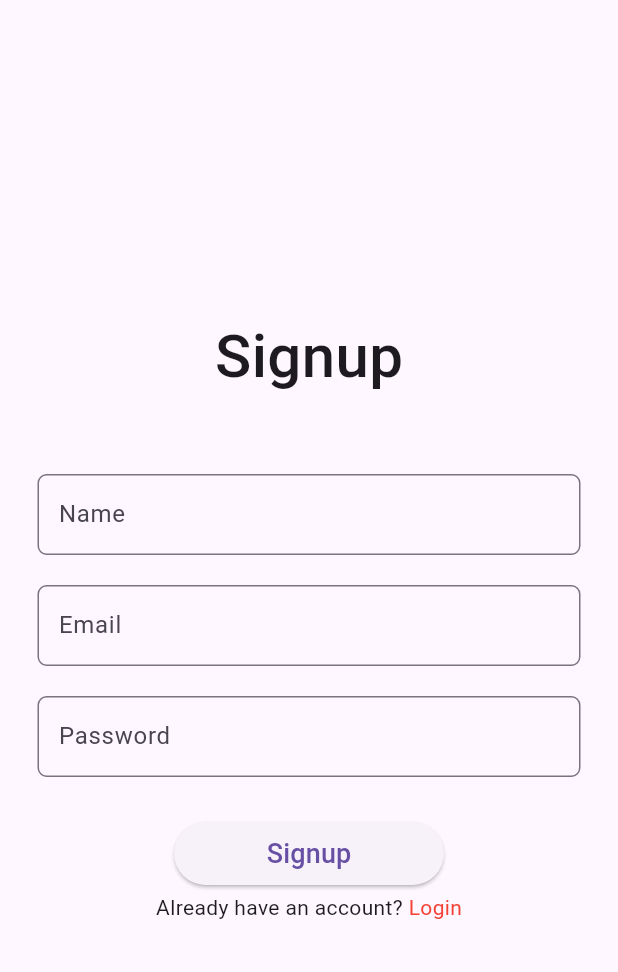
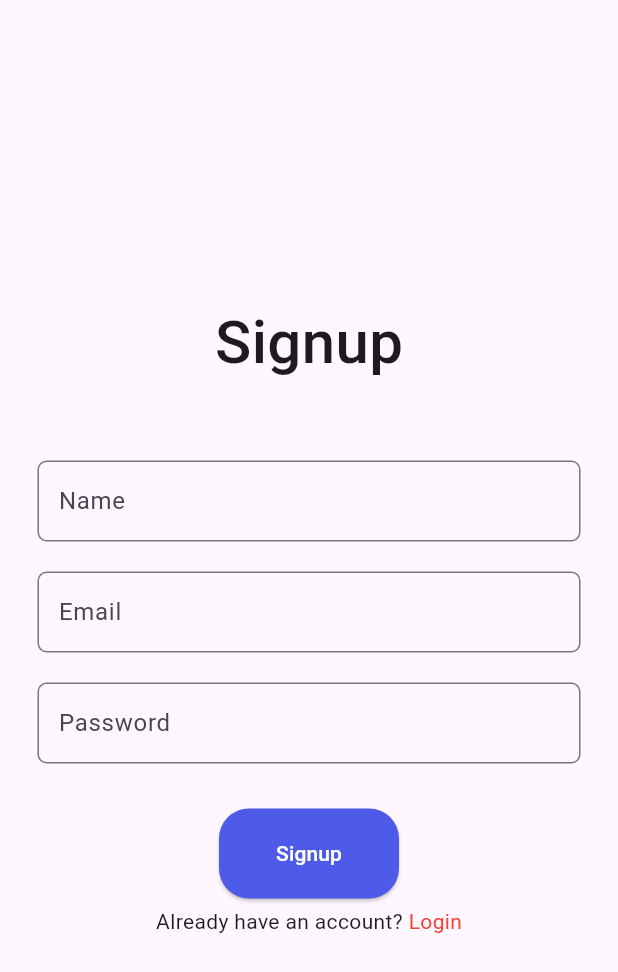
Before and after one commit to achrefGT/to_do_app, a Flutter app: the screen it shows after launch, after a tap on "Signup", on a phone screen of 412 x 824 dp. Shown: the top 972 px of the screen. Run offline on Flutter 3.47's test engine with Material 3 defaults, Android fonts, the phone set to English and light mode, and no system bars; our stand-ins replace cloud_firestore, date_picker_timeline, firebase_auth, firebase_core, flutter_local_notifications, flutter_riverpod and 6 more; accounts and stored records are empty.

```diff
--- a/lib/auth/signup_screen.dart
+++ /dev/null
@@ -1,101 +0,0 @@
-import 'dart:developer';
-
-import 'package:to_do_app/auth/auth_service.dart';
-import 'package:to_do_app/auth/login_screen.dart';
-import 'package:to_do_app/ui/home_page.dart';
-import 'package:to_do_app/ui/widgets/auth_button.dart';
-import 'package:to_do_app/ui/widgets/textfield.dart';
-import 'package:flutter/material.dart';
-
-class SignupScreen extends StatefulWidget {
-  const SignupScreen({super.key});
-
-  @override
-  State<SignupScreen> createState() => _SignupScreenState();
-}
-
-class _SignupScreenState extends State<SignupScreen> {
-  final _auth = AuthService();
-
-  final _name = TextEditingController();
-  final _email = TextEditingController();
-  final _password = TextEditingController();
-
-  @override
-  void dispose() {
-    super.dispose();
-    _name.dispose();
-    _email.dispose();
-    _password.dispose();
-  }
-
-  @override
-  Widget build(BuildContext context) {
-    return Scaffold(
-      body: Padding(
-        padding: const EdgeInsets.symmetric(horizontal: 25),
-        child: Column(
-          children: [
-            const Spacer(),
-            const Text("Signup",
-                style: TextStyle(fontSize: 40, fontWeight: FontWeight.w500)),
-            const SizedBox(
-              height: 50,
-            ),
-            CustomTextField(
-              hint: "Enter Name",
-              label: "Name",
-              controller: _name,
-            ),
-            const SizedBox(height: 20),
-            CustomTextField(
-              hint: "Enter Email",
-              label: "Email",
-              controller: _email,
-            ),
-            const SizedBox(height: 20),
-            CustomTextField(
-              hint: "Enter Password",
-              label: "Password",
-              isPassword: true,
-              controller: _password,
-            ),
-            const SizedBox(height: 30),
-            CustomButton (
-              label: "Signup",
-              onPressed: _signup,
-            ),
-            const SizedBox(height: 5),
-            Row(mainAxisAlignment: MainAxisAlignment.center, children: [
-              const Text("Already have an account? "),
-              InkWell(
-                onTap: () => goToLogin(context),
-                child: const Text("Login", style: TextStyle(color: Colors.red)),
-              )
-            ]),
-            const Spacer()
-          ],
-        ),
-      ),
-    );
-  }
-
-  goToLogin(BuildContext context) => Navigator.push(
-    context,
-    MaterialPageRoute(builder: (context) => const LoginScreen()),
-  );
-
-  goToHome(BuildContext context) => Navigator.push(
-    context,
-    MaterialPageRoute(builder: (context) => const HomePageUi()),
-  );
-
-  _signup() async {
-    final user =
-    await _auth.createUserWithEmailAndPassword(_email.text, _password.text);
-    if (user != null) {
-      log("User Created Succesfully");
-      goToHome(context);
-    }
-  }
-}
--- a/lib/main.dart
+++ b/lib/main.dart
@@ -9,7 +9,7 @@ import 'package:to_do_app/ui/theme.dart';
 import 'package:firebase_core/firebase_core.dart';
 
 
-import 'auth/login_screen.dart';
+import 'ui/login_screen.dart';
 import 'ui/home_page.dart';
 
 void main() async {
--- a/lib/ui/home_page.dart
+++ b/lib/ui/home_page.dart
@@ -11,8 +11,8 @@ import 'package:to_do_app/services/notification_services.dart';
 import 'package:to_do_app/ui/theme.dart';
 import 'package:to_do_app/ui/widgets/button.dart';
 
-import '../auth/auth_service.dart';
-import '../auth/login_screen.dart';
+import '../services/auth_service.dart';
+import 'login_screen.dart';
 import '../models/task.dart';
 import 'add_task_bar.dart';
 import 'widgets/task_tile.dart';
--- /dev/null
+++ b/lib/ui/login_screen.dart
@@ -0,0 +1,108 @@
+import 'dart:developer';
+
+import 'package:flutter/material.dart';
+import 'package:flutter_riverpod/flutter_riverpod.dart';
+import 'package:to_do_app/services/auth_service.dart';
+import 'package:to_do_app/ui/signup_screen.dart';
+import 'package:to_do_app/controllers/task_controller.dart';
+import 'package:to_do_app/ui/home_page.dart';
+import 'package:to_do_app/ui/widgets/auth_button.dart';
+import 'package:to_do_app/ui/widgets/textfield.dart';
+
+class LoginScreen extends ConsumerStatefulWidget {
+  const LoginScreen({Key? key}) : super(key: key);
+
+  @override
+  _LoginScreenState createState() => _LoginScreenState();
+}
+
+class _LoginScreenState extends ConsumerState<LoginScreen> {
+  final _auth = AuthService();
+
+  final _email = TextEditingController();
+  final _password = TextEditingController();
+
+  @override
+  void dispose() {
+    _email.dispose();
+    _password.dispose();
+    super.dispose();
+  }
+
+  @override
+  Widget build(BuildContext context) {
+    return Scaffold(
+      body: Padding(
+        padding: const EdgeInsets.symmetric(horizontal: 25),
+        child: Column(
+          children: [
+            const Spacer(),
+            const Text(
+              "Login",
+              style: TextStyle(fontSize: 40, fontWeight: FontWeight.w500),
+            ),
+            const SizedBox(height: 50),
+            CustomTextField(
+              hint: "Enter Email",
+              label: "Email",
+              controller: _email,
+            ),
+            const SizedBox(height: 20),
+            CustomTextField(
+              hint: "Enter Password",
+              label: "Password",
+              controller: _password,
+            ),
+            const SizedBox(height: 30),
+            CustomButton(
+              label: "Login",
+              onPressed: _login,
+            ),
+            const SizedBox(height: 5),
+            Row(
+              mainAxisAlignment: MainAxisAlignment.center,
+              children: [
+                const Text("Already have an account? "),
+                InkWell(
+                  onTap: () => goToSignup(context),
+                  child: const Text(
+                    "Signup",
+                    style: TextStyle(color: Colors.red),
+                  ),
+                )
+              ],
+            ),
+            const Spacer(),
+          ],
+        ),
+      ),
+    );
+  }
+
+  void goToSignup(BuildContext context) {
+    Navigator.push(
+      context,
+      MaterialPageRoute(builder: (context) => const SignupScreen()),
+    );
+  }
+
+  void goToHome(BuildContext context) {
+    Navigator.push(
+      context,
+      MaterialPageRoute(builder: (context) => const HomePageUi()),
+    );
+  }
+
+  void _login() async {
+    final user = await _auth.loginUserWithEmailAndPassword(
+      _email.text,
+      _password.text,
+    );
+
+    if (user != null) {
+      await ref.refresh(getTasksController);
+      log("User Logged In");
+      goToHome(context);
+    }
+  }
+}
--- a/lib/auth/login_screen.dart
+++ b/lib/ui/signup_screen.dart
@@ -2,28 +2,30 @@ import 'dart:developer';
 
 import 'package:flutter/material.dart';
 import 'package:flutter_riverpod/flutter_riverpod.dart';
-import 'package:to_do_app/auth/auth_service.dart';
-import 'package:to_do_app/auth/signup_screen.dart';
-import 'package:to_do_app/controllers/task_controller.dart';
+import 'package:to_do_app/services/auth_service.dart';
+import 'package:to_do_app/ui/login_screen.dart';
 import 'package:to_do_app/ui/home_page.dart';
 import 'package:to_do_app/ui/widgets/auth_button.dart';
 import 'package:to_do_app/ui/widgets/textfield.dart';
+import '../controllers/task_controller.dart';
 
-class LoginScreen extends ConsumerStatefulWidget {
-  const LoginScreen({Key? key}) : super(key: key);
+class SignupScreen extends ConsumerStatefulWidget {
+  const SignupScreen({Key? key}) : super(key: key);
 
   @override
-  _LoginScreenState createState() => _LoginScreenState();
+  _SignupScreenState createState() => _SignupScreenState();
 }
 
-class _LoginScreenState extends ConsumerState<LoginScreen> {
+class _SignupScreenState extends ConsumerState<SignupScreen> {
   final _auth = AuthService();
 
+  final _name = TextEditingController();
   final _email = TextEditingController();
   final _password = TextEditingController();
 
   @override
   void dispose() {
+    _name.dispose();
     _email.dispose();
     _password.dispose();
     super.dispose();
@@ -38,10 +40,16 @@ class _LoginScreenState extends ConsumerState<LoginScreen> {
           children: [
             const Spacer(),
             const Text(
-              "Login",
+              "Signup",
               style: TextStyle(fontSize: 40, fontWeight: FontWeight.w500),
             ),
             const SizedBox(height: 50),
+            CustomTextField(
+              hint: "Enter Name",
+              label: "Name",
+              controller: _name,
+            ),
+            const SizedBox(height: 20),
             CustomTextField(
               hint: "Enter Email",
               label: "Email",
@@ -51,12 +59,13 @@ class _LoginScreenState extends ConsumerState<LoginScreen> {
             CustomTextField(
               hint: "Enter Password",
               label: "Password",
+              isPassword: true,
               controller: _password,
             ),
             const SizedBox(height: 30),
             CustomButton(
-              label: "Login",
-              onPressed: _login,
+              label: "Signup",
+              onPressed: _signup,
             ),
             const SizedBox(height: 5),
             Row(
@@ -64,9 +73,9 @@ class _LoginScreenState extends ConsumerState<LoginScreen> {
               children: [
                 const Text("Already have an account? "),
                 InkWell(
-                  onTap: () => goToSignup(context),
+                  onTap: () => goToLogin(context),
                   child: const Text(
-                    "Signup",
+                    "Login",
                     style: TextStyle(color: Colors.red),
                   ),
                 )
@@ -79,10 +88,10 @@ class _LoginScreenState extends ConsumerState<LoginScreen> {
     );
   }
 
-  void goToSignup(BuildContext context) {
+  void goToLogin(BuildContext context) {
     Navigator.push(
       context,
-      MaterialPageRoute(builder: (context) => const SignupScreen()),
+      MaterialPageRoute(builder: (context) => const LoginScreen()),
     );
   }
 
@@ -93,15 +102,15 @@ class _LoginScreenState extends ConsumerState<LoginScreen> {
     );
   }
 
-  void _login() async {
-    final user = await _auth.loginUserWithEmailAndPassword(
+  void _signup() async {
+    final user = await _auth.createUserWithEmailAndPassword(
       _email.text,
       _password.text,
     );
 
     if (user != null) {
       await ref.refresh(getTasksController);
-      log("User Logged In");
+      log("User Created Successfully");
       goToHome(context);
     }
   }
--- a/lib/ui/widgets/auth_button.dart
+++ b/lib/ui/widgets/auth_button.dart
@@ -1,20 +1,30 @@
 import 'package:flutter/material.dart';
+import 'package:to_do_app/ui/theme.dart';
 
 class CustomButton extends StatelessWidget {
-  const CustomButton({super.key, required this.label, this.onPressed});
+  const CustomButton({Key? key, required this.label, this.onPressed});
+
   final String label;
-  final void Function()? onPressed;
+  final VoidCallback? onPressed;
 
   @override
   Widget build(BuildContext context) {
     return SizedBox(
-        width: 180,
-        height: 42,
-        child: ElevatedButton(
-            onPressed: onPressed,
-            child: Text(
-              label,
-              style: const TextStyle(fontSize: 18),
-            )));
+      width: 120,
+      height: 60,
+      child: ElevatedButton(
+        onPressed: onPressed,
+        style: ElevatedButton.styleFrom(
+          primary: primaryClr,
+          shape: RoundedRectangleBorder(
+            borderRadius: BorderRadius.circular(20),
+          ),
+        ),
+        child: Text(
+          label,
+          style: const TextStyle(color: Colors.white),
+        ),
+      ),
+    );
   }
 }
```
Also changed, not shown: lib/db/db_helper.dart (+17 -2 lines), lib/services/auth_service.dart (renamed from lib/auth/auth_service.dart).
